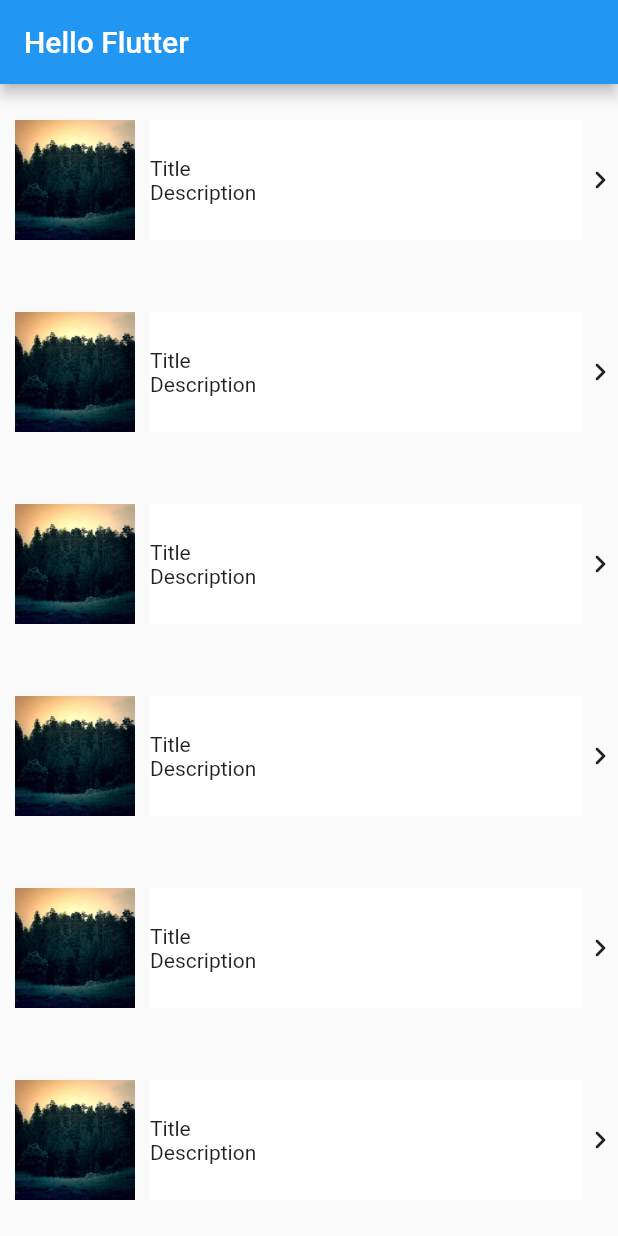
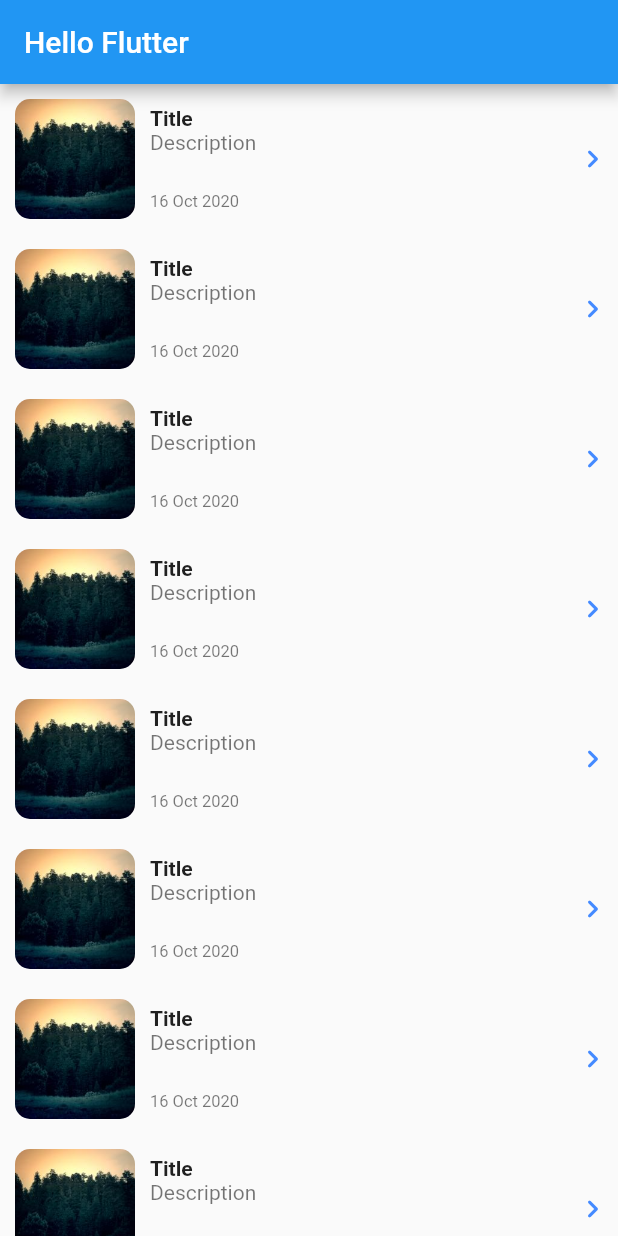
Before and after one commit to khomkrit/intro_to_flutter, a Flutter app: the screen it shows after launch, on a phone screen of 412 x 824 dp. Run offline on Flutter 3.47's test engine with Material 2 defaults, Android fonts, the phone set to English and light mode, and no system bars.

Commit message:
Use SingleChildScrollView

```diff
--- a/lib/main.dart
+++ b/lib/main.dart
@@ -10,7 +10,8 @@ class MyApp extends StatelessWidget {
     return MaterialApp(
       home: Scaffold(
         appBar: AppBar(title: Text('Hello Flutter')),
-        body: Column(
+        body: SingleChildScrollView(
+          child: Column(
             mainAxisAlignment: MainAxisAlignment.spaceAround,
             children: [
               _buildTile('Title 1'),
@@ -18,8 +19,13 @@ class MyApp extends StatelessWidget {
               _buildTile('Title 3'),
               _buildTile('Title 4'),
               _buildTile('Title 5'),
-            _buildTile('Title 4'),
+              _buildTile('Title 6'),
+              _buildTile('Title 7'),
+              _buildTile('Title 8'),
+              _buildTile('Title 9'),
+              _buildTile('Title 10'),
             ],
+          ),
         ),
       ),
     );
@@ -27,36 +33,47 @@ class MyApp extends StatelessWidget {
 
   Widget _buildTile(String title) {
     return Container(
-      // color: Colors.red,
       width: double.infinity,
       height: 100,
       child: Row(
         children: [
           Container(
+            decoration: BoxDecoration(
+              borderRadius: BorderRadius.all(Radius.circular(10)),
+              image: DecorationImage(
+                image: AssetImage('images/image.jpg')
+              )
+            ),
             width: 80,
             height: 80,
-            color: Colors.white,
             margin: EdgeInsets.only(left: 10),
-            child: Center(
-              child: Image.asset('images/image.jpg'),
-            ),
           ),
           Expanded(
             child: Container(
               height: 80,
               margin: EdgeInsets.only(left: 10),
-              color: Colors.white,
+              padding: EdgeInsets.only(top: 5, bottom: 5),
               child: Column(
                 crossAxisAlignment: CrossAxisAlignment.start,
                 mainAxisAlignment: MainAxisAlignment.center,
                 children: [
-                  Text('Title'),
-                  Text('Description')
+                  Text('Title', style: TextStyle(
+                    fontWeight: FontWeight.w600
+                  )),
+                  Text('Description', style: TextStyle(
+                    color: Colors.black54
+                  )),
+                  Spacer(),
+                  Text('16 Oct 2020', style: TextStyle(
+                    color: Colors.black54,
+                    fontSize: 11
+                  )),
                 ]
               ),
             )
           ),
-          Icon(Icons.navigate_next_rounded)
+          Icon(Icons.navigate_next_rounded, color: Colors.blueAccent,),
+          SizedBox(width: 5,)
         ],
       ),
     );
```
Lines whose indentation alone changed are shown as unchanged.
